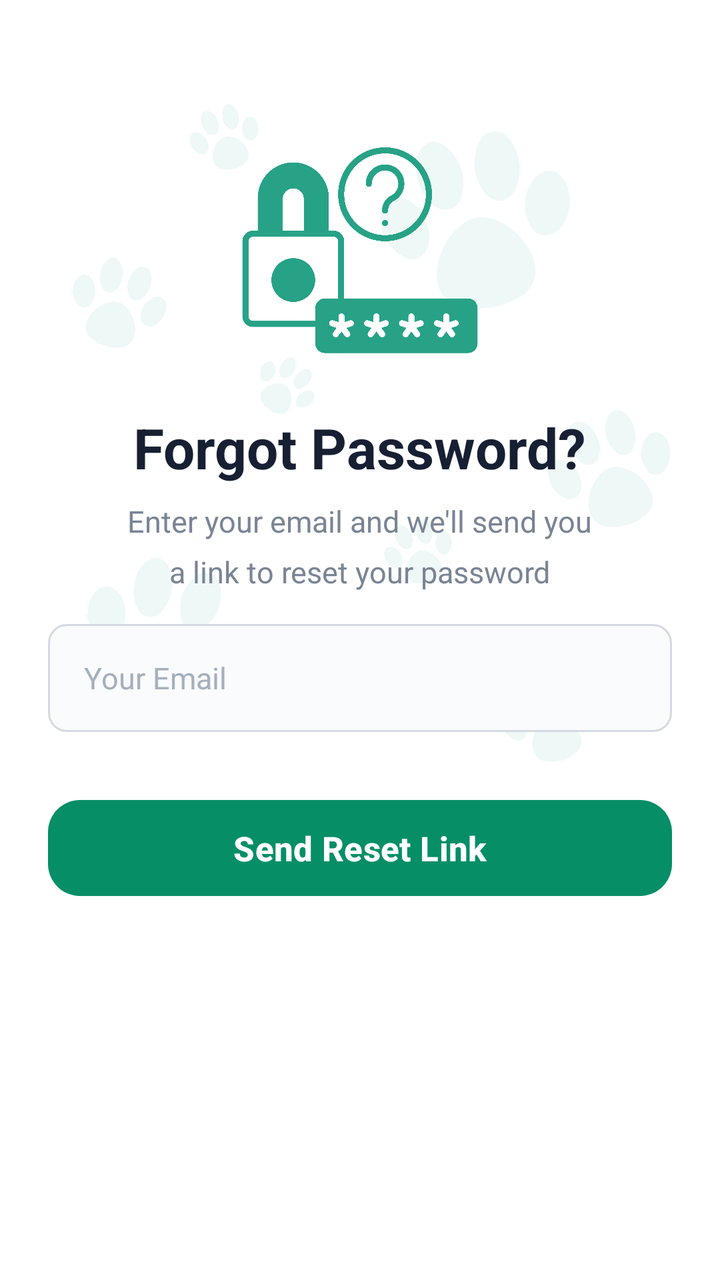
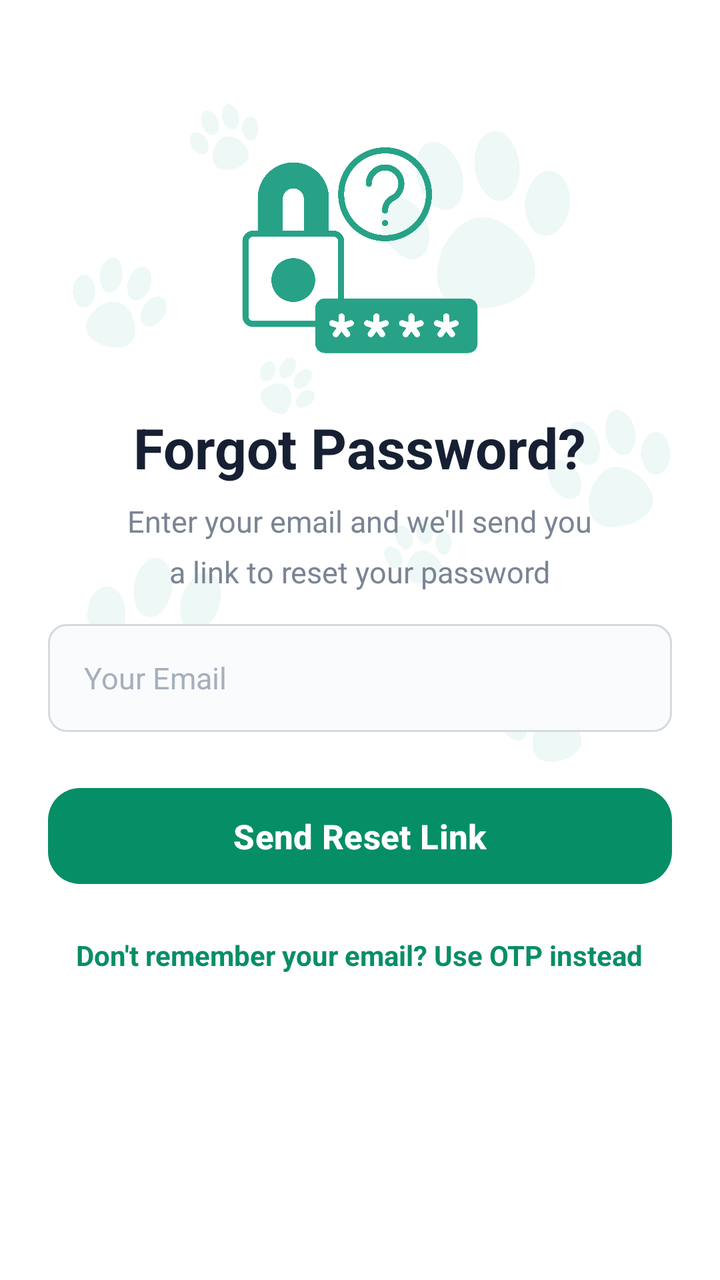

Screens rendered from an Android XML layout before and after an edit, with the pre-edit source and the edit as a unified diff.
<!-- AndroidManifest.xml: application theme Theme.PawMate -->
<!-- res/layout/activity_forgot_password.xml -->
<?xml version="1.0" encoding="utf-8"?>
<ScrollView
    xmlns:android="http://schemas.android.com/apk/res/android"
    xmlns:app="http://schemas.android.com/apk/res-auto"
    xmlns:tools="http://schemas.android.com/tools"
    android:layout_width="match_parent"
    android:layout_height="match_parent"
    android:fillViewport="true"
    android:background="@drawable/back"
    tools:context=".ForgotPassword">

    <LinearLayout
        android:id="@+id/main"
        android:layout_width="match_parent"
        android:layout_height="wrap_content"
        android:orientation="vertical"
        android:gravity="center_horizontal"
        android:paddingStart="24dp"
        android:paddingEnd="24dp"
        android:paddingTop="60dp"
        android:paddingBottom="40dp">

        
        <ImageView
            android:layout_width="130dp"
            android:layout_height="130dp"
            android:src="@drawable/forgot"
            android:scaleType="centerInside"
            android:contentDescription="Forgot password" />

        
        <TextView
            android:layout_width="wrap_content"
            android:layout_height="wrap_content"
            android:layout_marginTop="15dp"
            android:text="Forgot Password?"
            android:textColor="#172033"
            android:textSize="28sp"
            android:textStyle="bold" />

        
        <TextView
            android:layout_width="wrap_content"
            android:layout_height="wrap_content"
            android:layout_marginTop="8dp"
            android:text="Enter your email and we'll send you"
            android:textColor="#7A8494"
            android:textSize="15sp" />

        
        <TextView
            android:layout_width="wrap_content"
            android:layout_height="wrap_content"
            android:layout_marginTop="5dp"
            android:text="a link to reset your password"
            android:textColor="#7A8494"
            android:textSize="15sp" />

        

        
        <EditText
            android:id="@+id/etEmail"
            android:layout_width="match_parent"
            android:layout_height="54dp"
            android:layout_marginTop="16dp"
            android:background="@drawable/edittext_background"
            android:hint="Your Email"
            android:imeOptions="actionNext"
            android:inputType="textEmailAddress"
            android:paddingStart="18dp"
            android:paddingEnd="18dp"
            android:singleLine="true"
            android:textColor="@color/primary"
            android:textColorHint="#A5AFBE"
            android:textSize="15sp" />

        <com.google.android.material.button.MaterialButton
            android:id="@+id/btnSendReset"
            android:layout_width="match_parent"
            android:layout_height="56dp"
            android:layout_marginTop="30dp"
            android:text="Send Reset Link"
            android:textAllCaps="false"
            android:textColor="@color/white"
            android:textSize="17sp"
            android:textStyle="bold"
            app:backgroundTint="@color/primary"
            app:cornerRadius="16dp"
            app:elevation="2dp" />

    </LinearLayout>

</ScrollView>
<!-- resources referenced by this layout -->
<resources>
  <color name="primary"> #068E67</color>
  <color name="white">#FFFFFFFF</color>
  <!-- drawable back: png bitmap (drawable, 42297 bytes) -->
  <!-- drawable edittext_background (drawable) -->
  <?xml version="1.0" encoding="utf-8"?>
  <shape xmlns:android="http://schemas.android.com/apk/res/android"
      android:shape="rectangle">
  
      <solid android:color="#FAFBFC" />
  
      <stroke
          android:width="1dp"
          android:color="#D5DAE1" />
  
      <corners android:radius="9dp" />
  
      <padding
          android:left="16dp"
          android:right="16dp"
          android:top="5dp"
          android:bottom="5dp" />
  
  </shape>
  <!-- drawable forgot: png bitmap (drawable, 96710 bytes) -->
  <style name="Theme.PawMate" parent="Base.Theme.PawMate" />
  <style name="Base.Theme.PawMate" parent="Theme.Material3.DayNight.NoActionBar">
          
          
      </style>
</resources>

<!-- the commit's change to res/layout/activity_forgot_password.xml (unified diff, before → after) -->
@@ -47,7 +47,6 @@
             android:textColor="#7A8494"
             android:textSize="15sp" />
 
-        
         <TextView
             android:layout_width="wrap_content"
             android:layout_height="wrap_content"
@@ -55,8 +54,6 @@
             android:text="a link to reset your password"
             android:textColor="#7A8494"
             android:textSize="15sp" />
-
-        
 
         
         <EditText
@@ -75,11 +72,14 @@
             android:textColorHint="#A5AFBE"
             android:textSize="15sp" />
 
+
+
+        
         <com.google.android.material.button.MaterialButton
             android:id="@+id/btnSendReset"
             android:layout_width="match_parent"
             android:layout_height="56dp"
-            android:layout_marginTop="30dp"
+            android:layout_marginTop="24dp"
             android:text="Send Reset Link"
             android:textAllCaps="false"
             android:textColor="@color/white"
@@ -89,6 +89,21 @@
             app:cornerRadius="16dp"
             app:elevation="2dp" />
 
+        
+        <TextView
+            android:id="@+id/tvUseOtp"
+            android:layout_width="wrap_content"
+            android:layout_height="wrap_content"
+            android:layout_marginTop="16dp"
+            android:text="Don't remember your email? Use OTP instead"
+            android:textColor="@color/primary"
+            android:textSize="14sp"
+            android:textStyle="bold"
+            android:clickable="true"
+            android:focusable="true"
+            android:padding="6dp"
+            android:gravity="center" />
+
     </LinearLayout>
 
 </ScrollView>
